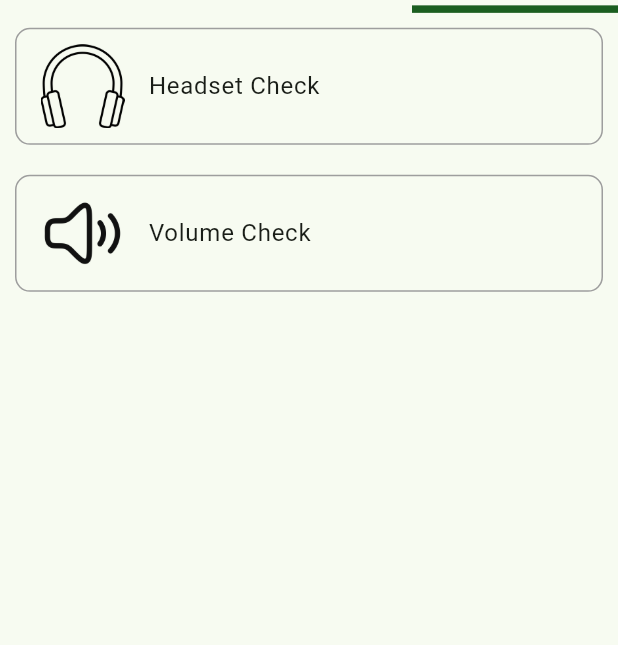
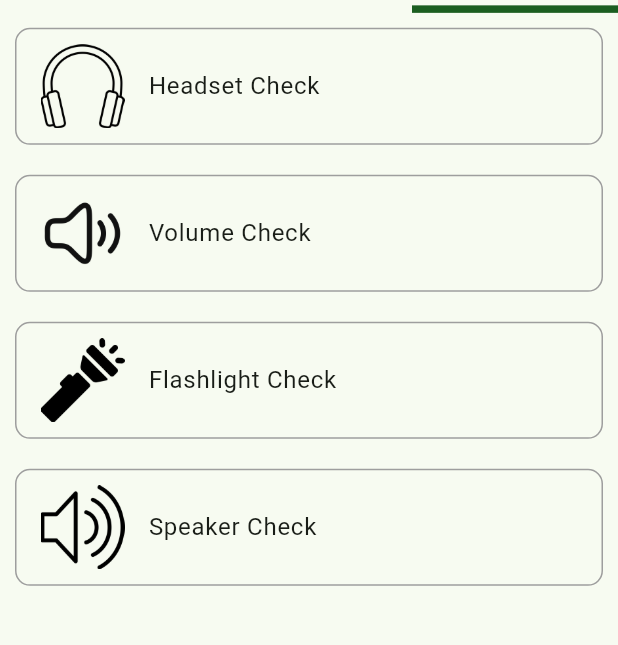
Before and after one commit to fong231/Device-Information, a Flutter app: the screen it shows after launch, after a tap on "Device sensors", after a tap on "Check", on a phone screen of 412 x 824 dp, the part 126-771 px from its top. Run offline on Flutter 3.47's test engine with Material 3 defaults, Android fonts, the phone set to English and light mode, and no system bars; our stand-ins replace fl_chart; missing offline and left inert: device_infor_plugin, flashlight_plugin, gyroscope_sensor_plugin, headset_plugin, light_sensor_plugin, orientation_sensor_plugin and 2 more.

Commit message:
device_info, check_flashlight, check_speaker

```diff
--- a/lib/check_List.dart
+++ b/lib/check_List.dart
@@ -3,6 +3,8 @@ import 'package:flutter/material.dart';
 import '_base/_basePluginWidget.dart';
 import 'plugin_checks/check_headset.dart';
 import 'plugin_checks/check_volume.dart';
+import 'plugin_checks/check_flashlight.dart';
+import 'plugin_checks/check_speaker.dart';
 
 class CheckListScreen extends StatelessWidget {
   const CheckListScreen({super.key});
@@ -37,6 +39,32 @@ class CheckListScreen extends StatelessWidget {
             image: Image.asset("assets/images/volume.png"),
           ),
         ),
+        GestureDetector(
+          onTap: () {
+            Navigator.push(
+              context,
+              MaterialPageRoute(
+                builder: (context) => const FlashlightCheckScreen(),
+              ),
+            );
+          },
+          child: BaseWidget(
+            name: "Flashlight Check",
+            image: Image.asset("assets/images/flashlight.png"),
+          ),
+        ),
+        GestureDetector(
+          onTap: () {
+            Navigator.push(
+              context,
+              MaterialPageRoute(builder: (context) => const SpeakerCheckScreen()),
+            );
+          },
+          child: BaseWidget(
+            name: "Speaker Check",
+            image: Image.asset("assets/images/speaker.png"),
+          ),
+        ),
       ],
     );
   }
--- /dev/null
+++ b/lib/device_info_screen.dart
@@ -0,0 +1,78 @@
+import 'package:flutter/material.dart';
+import 'package:device_infor_plugin/device_infor_plugin.dart';
+
+class DeviceInfoScreen extends StatefulWidget {
+  const DeviceInfoScreen({super.key});
+
+  @override
+  State<DeviceInfoScreen> createState() => _DeviceInfoScreenState();
+}
+
+class _DeviceInfoScreenState extends State<DeviceInfoScreen> {
+  String deviceName = "Loading...";
+  String osVersion = "Loading...";
+  String batteryLevel = "Loading...";
+  String ramSize = "Loading...";
+  String storageSize = "Loading...";
+
+  @override
+  void initState() {
+    super.initState();
+    _loadDeviceInfo();
+  }
+
+  Future<void> _loadDeviceInfo() async {
+    try {
+      final name = await DeviceInforPlugin.getDeviceName();
+      final os = await DeviceInforPlugin.getOSVersion();
+      final battery = await DeviceInforPlugin.getBatteryLevel();
+      final ram = await DeviceInforPlugin.getTotalRAM();
+      final storage = await DeviceInforPlugin.getTotalStorage();
+
+      setState(() {
+        deviceName = name ?? "Unknown";
+        osVersion = os ?? "Unknown";
+        batteryLevel = battery != null ? "$battery%" : "Unknown";
+        ramSize = ram != null ? "$ram MB" : "Unknown";
+        storageSize = storage != null ? "$storage MB" : "Unknown";
+      });
+    } catch (e) {
+      setState(() {
+        deviceName = "Error";
+        osVersion = "Error";
+        batteryLevel = "Error";
+        ramSize = "Error";
+        storageSize = "Error";
+      });
+    }
+  }
+
+  @override
+  Widget build(BuildContext context) {
+    return ListView(
+      children: [
+        _buildInfoTile(Icons.phone_android, "Device Name", deviceName),
+        _buildInfoTile(Icons.system_update, "OS Version", osVersion),
+        _buildInfoTile(Icons.battery_full, "Battery Level", batteryLevel),
+        _buildInfoTile(Icons.memory, "RAM", ramSize),
+        _buildInfoTile(Icons.sd_storage, "Storage", storageSize),
+      ],
+    );
+  }
+
+  Widget _buildInfoTile(IconData icon, String title, String value) {
+    return Container(
+      margin: const EdgeInsets.all(10),
+      padding: const EdgeInsets.symmetric(vertical: 10),
+      decoration: BoxDecoration(
+        border: Border.all(color: Colors.grey),
+        borderRadius: BorderRadius.circular(10),
+      ),
+      child: ListTile(
+        leading: Icon(icon, color: Colors.green),
+        title: Text(title),
+        subtitle: Text(value),
+      ),
+    );
+  }
+}
--- a/lib/main.dart
+++ b/lib/main.dart
@@ -2,6 +2,7 @@ import 'package:flutter/material.dart';
 import 'package:mid_term_project/check_List.dart';
 
 import 'device_sensor.dart';
+import 'device_info_screen.dart';
 
 void main() {
   runApp(const MyApp());
@@ -76,7 +77,7 @@ class _MyHomePageState extends State<MyHomePage> {
               },
               children: [
                 // Import the plugin and decorate it in here
-                Text("Device Information"),
+                DeviceInfoScreen(),
                 SensorsScreen(),
                 CheckListScreen(),
               ],
--- /dev/null
+++ b/lib/plugin_checks/check_speaker.dart
@@ -0,0 +1,80 @@
+import 'package:flutter/material.dart';
+import 'package:speaker_plugin/speaker_plugin.dart';
+
+class SpeakerCheckScreen extends StatefulWidget {
+  const SpeakerCheckScreen({super.key});
+
+  @override
+  State<SpeakerCheckScreen> createState() => _SpeakerCheckScreenState();
+}
+
+class _SpeakerCheckScreenState extends State<SpeakerCheckScreen> {
+  bool _isOn = false;
+  String _status = "Unknown";
+
+  @override
+  void initState() {
+    super.initState();
+    _checkInitialStatus();
+    _listenSpeakerEvents();
+  }
+
+  void _checkInitialStatus() async {
+    final isOn = await SpeakerPlugin.isSpeakerOn();
+    setState(() {
+      _isOn = isOn;
+      _status = isOn ? "ON" : "OFF";
+    });
+  }
+
+  void _listenSpeakerEvents() {
+    SpeakerPlugin.speakerEvents.listen((event) {
+      setState(() {
+        _status = event == "SPEAKER_ON" ? "ON" : "OFF";
+        _isOn = (event == "SPEAKER_ON");
+      });
+    });
+  }
+
+  @override
+  Widget build(BuildContext context) {
+    String imagePath = _isOn
+        ? "assets/images/speaker-on.png"
+        : "assets/images/speaker-off.png";
+
+    return MaterialApp(
+      home: Scaffold(
+        appBar: AppBar(
+          backgroundColor: Theme.of(context).colorScheme.inversePrimary,
+          leading: IconButton(
+            icon: const Icon(Icons.arrow_back),
+            onPressed: () {
+              Navigator.pop(context);
+            },
+          ),
+          title: const Text('Speaker Check'),
+        ),
+        body: Center(
+          child: Column(
+            mainAxisAlignment: MainAxisAlignment.center,
+            children: [
+              Container(
+                margin: const EdgeInsets.all(20),
+                child: Image.asset(imagePath, width: 60, height: 60),
+              ),
+              Text(
+                "Speaker status: $_status",
+                style: const TextStyle(fontSize: 20),
+              ),
+              const SizedBox(height: 16),
+              Text(
+                _isOn ? "Speaker is ON" : "Speaker is OFF",
+                style: const TextStyle(fontSize: 18),
+              ),
+            ],
+          ),
+        ),
+      ),
+    );
+  }
+}
--- a/pubspec.yaml
+++ b/pubspec.yaml
@@ -40,6 +40,12 @@ dependencies:
     path: ../volume_detect
   headset_plugin:
     path: ../headset_plugin
+  device_infor_plugin:
+    path: ../device_infor_plugin
+  flashlight_plugin:
+    path: ../flashlight_plugin
+  speaker_plugin:
+    path: ../speaker_plugin
   fl_chart: ^1.1.1
 
   # The following adds the Cupertino Icons font to your application.
```
Also changed, not shown: lib/plugin_checks/check_flashlight.dart (added, +102 -0 lines), assets/images/flash-off.png (added), assets/images/flash-on.png (added), assets/images/flashlight.png (added), assets/images/speaker-off.png (added), assets/images/speaker-on.png (added), assets/images/speaker.png (added), pubspec.lock, 1 other file.
